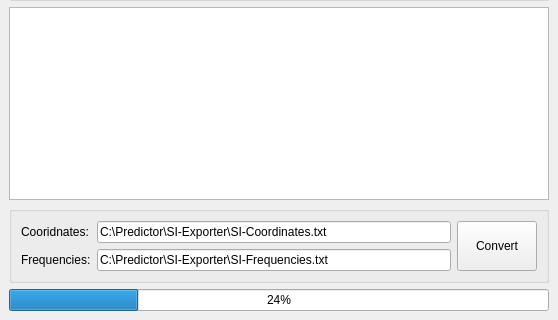
Old version of the form gui/SIExporter.ui in the repository BaikgrpKAIST/Midas; both pictures show x 0 to 558 and y 257 to 577 of the 558 by 577 pixel window.
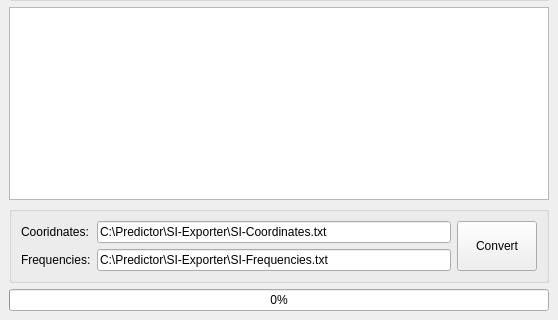
New version of the form.

Diff of the .ui file:
```diff
--- a/gui/SIExporter.ui
+++ b/gui/SIExporter.ui
@@ -118,7 +118,7 @@
     <item>
      <widget class="QProgressBar" name="progressBar">
       <property name="value">
-       <number>24</number>
+       <number>0</number>
       </property>
      </widget>
     </item>
```
